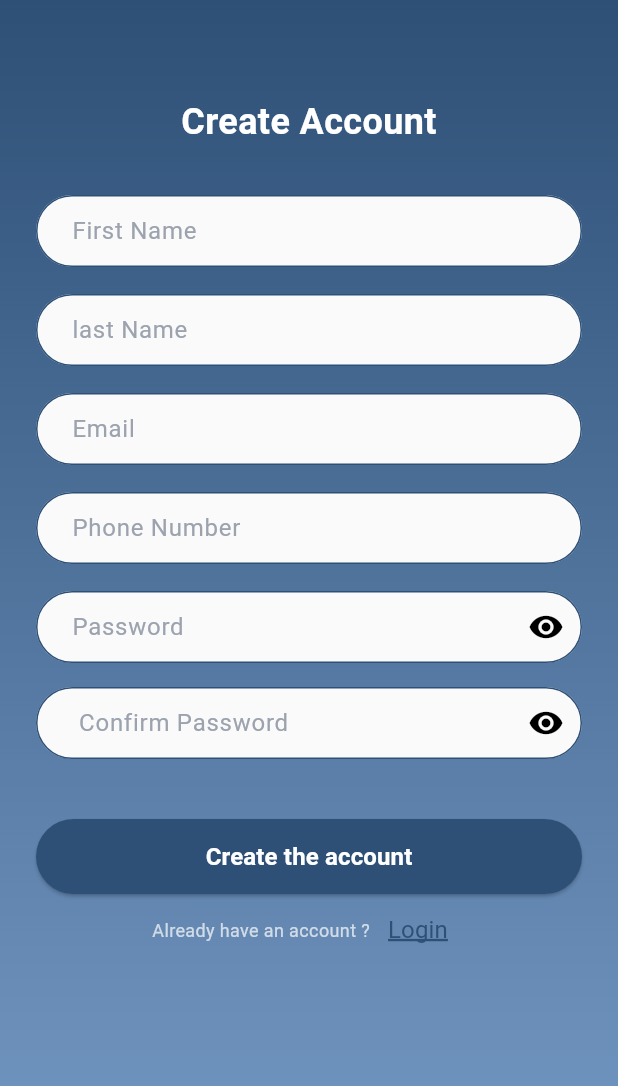
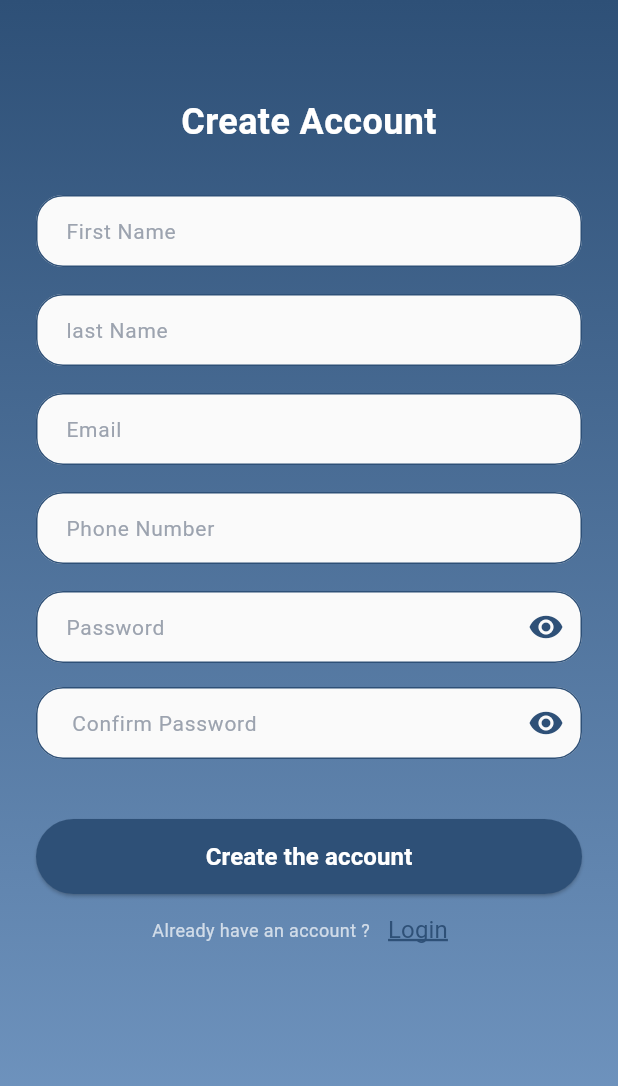
Before and after one commit to TDH9001/gradProj, a Flutter app: the SingupScreen screen opened by its route, on a phone screen of 412 x 824 dp. Shown: the top 1086 px of the screen. Run offline on Flutter 3.47's test engine with Material 3 defaults, Android fonts, the phone set to English and light mode, and no system bars; our stand-ins replace audioplayers, cloud_firestore, connectivity_plus, curved_navigation_bar, firebase_auth, firebase_core and 10 more; missing offline and left inert: omni_datetime_picker, record; accounts and stored records are empty; network calls fail.

Commit message:
table  in light
edit text field ,AlertDialog edit space and colorو createSceduleItem و

```diff
--- a/lib/widgets/customTextField.dart
+++ b/lib/widgets/customTextField.dart
@@ -1,6 +1,8 @@
 import 'package:flutter/material.dart';
 import 'package:omni_datetime_picker/omni_datetime_picker.dart';
+import 'package:provider/provider.dart';
 
+import '../providers/theme_provider.dart';
 import '../screen/theme/light_theme.dart';
 
 class CustomTextField extends StatefulWidget {
@@ -27,6 +29,9 @@ class _CustomTextFieldState extends State<CustomTextField> {
   var timeData;
   @override
   Widget build(BuildContext context) {
+    final themeProvider = Provider.of<ThemeProvider>(context);
+    final bool isDarkMode = themeProvider.isDarkMode;
+
     void initstate() {
       super.initState();
       widget.isObscure = widget.isPassword;
@@ -99,21 +104,21 @@ class _CustomTextFieldState extends State<CustomTextField> {
       controller: widget.controller,
       autocorrect: false,
       decoration: InputDecoration(
-        contentPadding: const EdgeInsets.fromLTRB(20, 10.0, 20.0, 10.0),
+        contentPadding: const EdgeInsets.fromLTRB(16.0, 8.0, 16.0, 8.0),
         hintText: widget.hintText,
-        hintStyle: const TextStyle(color: Color(0xFF9CA3AF)),
+        hintStyle: const TextStyle(color: Color(0xFF9CA3AF), fontSize: 14),
         filled: true,
-        fillColor: Colors.grey[50],
+        fillColor:isDarkMode ? Colors.grey[800] : Colors.grey[50],
         border: OutlineInputBorder(
-          borderRadius: BorderRadius.circular(60),
+          borderRadius: BorderRadius.circular(18),
           borderSide: const BorderSide(color: LightTheme.primary),
         ),
         enabledBorder: OutlineInputBorder(
-          borderRadius: BorderRadius.circular(60),
+          borderRadius: BorderRadius.circular(18),
           borderSide: const BorderSide(color: LightTheme.primary),
         ),
         focusedBorder: OutlineInputBorder(
-          borderRadius: BorderRadius.circular(60),
+          borderRadius: BorderRadius.circular(18),
           borderSide: const BorderSide(
             color: LightTheme.primary,
           ),
@@ -129,11 +134,11 @@ class _CustomTextFieldState extends State<CustomTextField> {
                 icon: widget.isObscure
                     ? const Icon(
                         Icons.visibility_off,
-                        color: Colors.black,
+                        color: LightTheme.primary,
                       )
                     : const Icon(
                         Icons.visibility,
-                        color: Colors.black,
+                        color:LightTheme.primary,
                       ),
               )
             : null,
@@ -141,7 +146,7 @@ class _CustomTextFieldState extends State<CustomTextField> {
                 widget.hintText == "End Date" ||
                 widget.hintText == "End Time")
             ? IconButton(
-                icon: const Icon(Icons.calendar_today, color: Colors.black),
+                icon: const Icon(Icons.calendar_today, color: Colors.grey),
                 onPressed: () {
                   if (widget.hintText == "Start Time") {
                     _pickStartTime();
```
Also changed, not shown: lib/services/Scedule_creation_service.dart (+7 -3 lines), lib/widgets/dropdown_select_widget.dart (+8 -2 lines), 4 other files.
